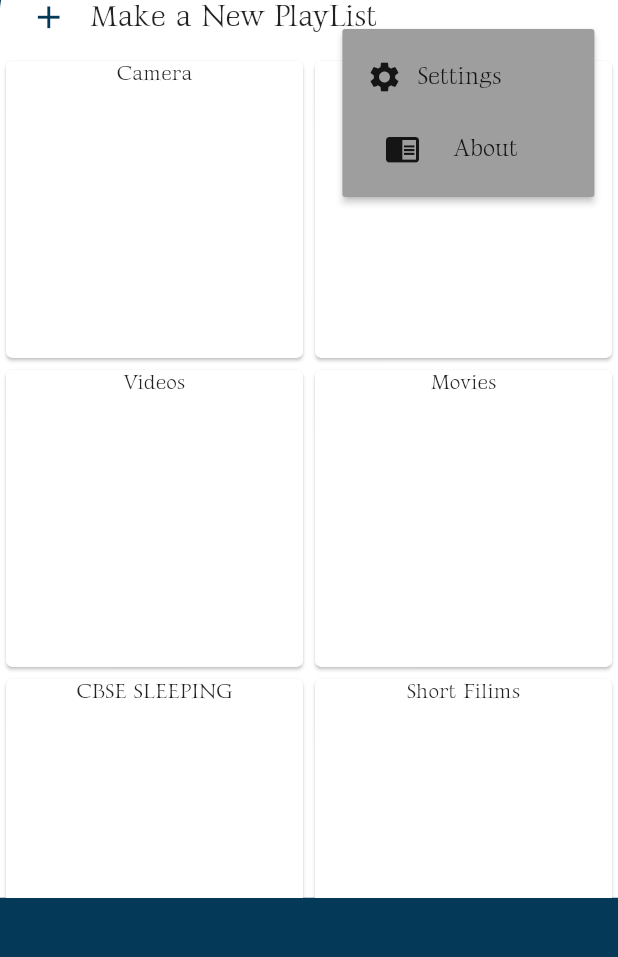
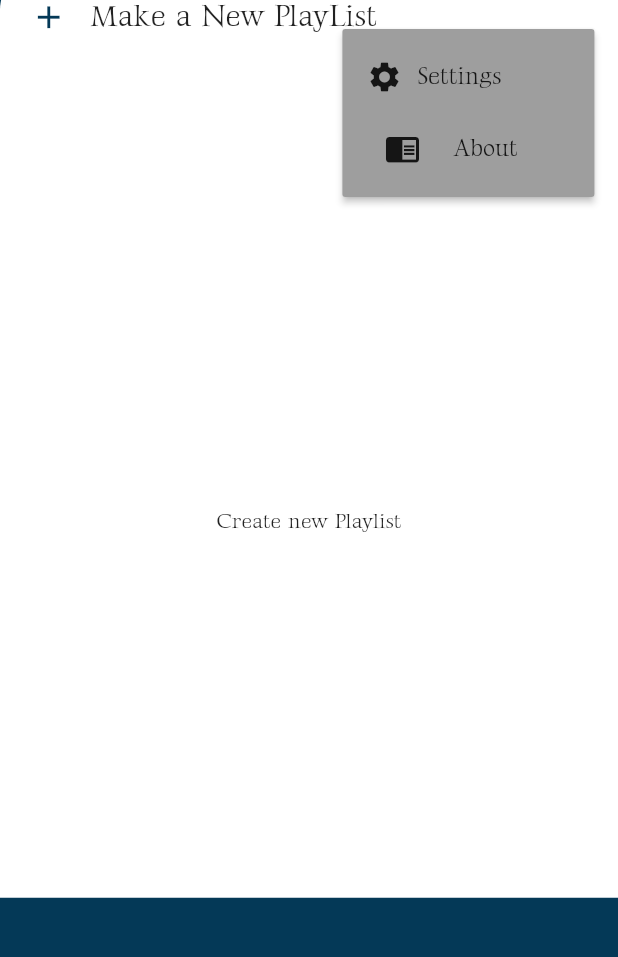
Before and after one commit to sanushcj/Resim-Video-Player, a Flutter app: the PlaylistPage screen opened directly, after a tap on the "more vert" icon, on a phone screen of 412 x 824 dp, the part 151-1108 px from its top. Run offline on Flutter 3.47's test engine with Material 2 defaults, Android fonts, the phone set to English and light mode, and no system bars; our stand-ins replace floating_bottom_navigation_bar, flutter_screenutil, hive, hive_flutter, permission_handler, video_player; missing offline and left inert: marquee_text; accounts and stored records are empty.

Commit message:
playlist started

```diff
--- a/lib/Screens/All_Videos/all_videos.dart
+++ b/lib/Screens/All_Videos/all_videos.dart
@@ -12,7 +12,7 @@ import '../videoplaying screen/video_playing_screen.dart';
 class AllVideos extends StatelessWidget {
   AllVideos({super.key});
 
-  BottomSheetClass obj = BottomSheetClass();
+  // BottomSheetClass obj = BottomSheetClass();
 
 // SortFunctions functionnn = SortFunctions();
   @override
@@ -152,7 +152,7 @@ class AllVideos extends StatelessWidget {
                       //   //
                       // },
                       onLongPress: () =>
-                          obj.showCustomBottomSheet(context,fullvideo[index].path,index),
+                          showCustomBottomSheet(context,fullvideo[index].path,index),
                       onTap: () {
                         Navigator.of(context).push(
                           MaterialPageRoute(
--- a/lib/Screens/Favorites/favorite_screen.dart
+++ b/lib/Screens/Favorites/favorite_screen.dart
@@ -25,7 +25,7 @@ class _UserFavState extends State<UserFav> {
   @override
   Widget build(BuildContext context) {
     // log('${FavDB[1]} this is favssonggg');
-    BottomSheetClass bs = BottomSheetClass();
+    // BottomSheetClass bs = BottomSheetClass();
     return SafeArea(
       child: Scaffold(
         backgroundColor: const Color.fromARGB(255, 4, 57, 87),
@@ -145,7 +145,7 @@ class _UserFavState extends State<UserFav> {
                           log('${FavDB.length}.................');
                           return ListTile(
                             onLongPress: () => setState(() {
-                              bs.showCustomBottomSheet(context, FavDB, index);
+                             showCustomBottomSheet(context, FavDB, index);
                             }),
 
                             onTap: () {
--- a/lib/Screens/PlayList/playlist_screen.dart
+++ b/lib/Screens/PlayList/playlist_screen.dart
@@ -2,12 +2,13 @@
 
 import 'package:flutter/material.dart';
 import 'package:flutter_screenutil/flutter_screenutil.dart';
+import 'package:resimvideoplayer/main.dart';
 
 import '../Settings/settings.dart';
-
+import 'playlistmain.dart';
 
 class PlaylistPage extends StatelessWidget {
-   PlaylistPage({super.key});
+  PlaylistPage({super.key});
 
   List<String> namess = [
     'Camera',
@@ -28,7 +29,7 @@ class PlaylistPage extends StatelessWidget {
     return SafeArea(
       child: Scaffold(
         backgroundColor: const Color.fromARGB(255, 4, 57, 87),
-        body: Column(
+        body: ListView(
           children: [
             Container(
               height: 75.h,
@@ -131,7 +132,7 @@ class PlaylistPage extends StatelessWidget {
                   color: Colors.white,
                   borderRadius:
                       BorderRadius.only(topLeft: Radius.circular(30))),
-              height: MediaQuery.of(context).size.height/1.325 ,
+              height: MediaQuery.of(context).size.height / 1.325,
               width: MediaQuery.of(context).size.width,
               child: ListView(
                 children: [
@@ -139,7 +140,9 @@ class PlaylistPage extends StatelessWidget {
                     height: 10,
                   ),
                   InkWell(
-                    onTap: () {},
+                    onTap: () {
+                      showAlertDialogPlayList(context);
+                    },
                     child: Container(
                       margin: const EdgeInsets.only(left: 20.0, right: 20.0),
                       width: MediaQuery.of(context).size.width,
@@ -165,16 +168,26 @@ class PlaylistPage extends StatelessWidget {
                     ),
                   ),
                   SizedBox(
-                     height: MediaQuery.of(context).size.height / 1.325,
-                    child: GridView.builder(
-                      itemCount: 10,
-                        gridDelegate: SliverGridDelegateWithFixedCrossAxisCount(crossAxisCount: 2),
-                        itemBuilder: (context, index) => Card(child: Column(
-                          children: [
-                            Text(namess[index])
-                          ],
-                        ),),),
-                  ),
+                      height: MediaQuery.of(context).size.height / 1.325,
+                      child: Get_List_of_playlistNames.isNotEmpty
+                          ? GridView.builder(
+
+                              itemCount: Get_List_of_playlistNames.length,
+                              gridDelegate:
+                                  SliverGridDelegateWithFixedCrossAxisCount(
+                                      crossAxisCount: 2),
+                              itemBuilder: (context, index) => InkWell(
+                                onTap: () => box.containsKey(key),
+                                child: Card(
+                                  child: Column(
+                                    children: [Text(Get_List_of_playlistNames[index])],
+                                  ),
+                                ),
+                              ),
+                            )
+                          : Center(
+                              child: Text('Create new Playlist'),
+                            )),
                   Divider(
                     thickness: 1,
                   )
--- a/lib/Screens/Splash/splash.dart
+++ b/lib/Screens/Splash/splash.dart
@@ -10,6 +10,7 @@ import '../../DB/videodata.dart';
 import '../../main.dart';
 import '../../navbar.dart';
 import '../Favorites/favorite_screen.dart';
+import '../PlayList/playlistmain.dart';
 
 // List <String> VideoTitles = [];
 // List <String>  VideoSize = [];
@@ -19,6 +20,7 @@ List <dynamic> FavDB = [];
 Set  <String>  Videofolders = {};
  List fullvideo=[];
 List<VideoDatass> allvideos = [];
+List HPLN = [];
 // dynamic  datadata;
 
 class Splashscreen extends StatefulWidget {
@@ -139,7 +141,6 @@ fullvideo = box.get('MyVideos')!;
   //  VideoTitles = Videolist2.map((e) => e.title.toString()).toList();
 // getFolderVideos(fullvideo.path);
 FavDB = box.get('MyFavVideo')!;
-
-
+Get_List_of_playlistNames = box.get('Playlistnamesss')!;
 }
 }
```
Also changed, not shown: lib/Screens/Home/home.dart (+9 -5 lines), lib/Screens/PlayList/playlistmain.dart (+51 -34 lines), lib/widgets/bottomsheet.dart (+17 -12 lines).
